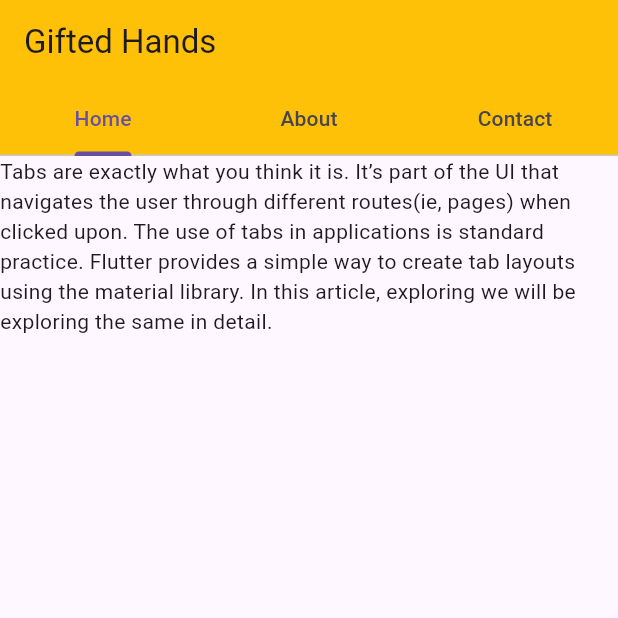
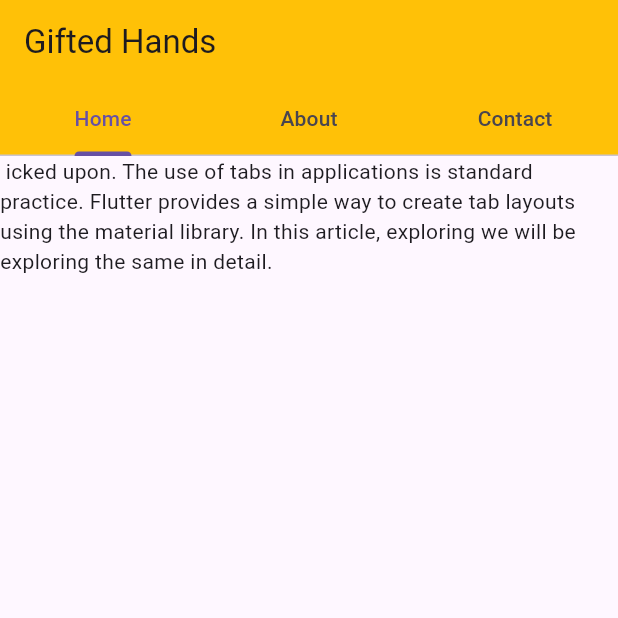
Before and after one commit to francis-codex/flutter_class-GH, a Flutter app: the screen it shows after launch, on a phone screen of 412 x 824 dp, the top half of it. Run offline on Flutter 3.47's test engine with Material 3 defaults, Android fonts, the phone set to English and light mode, and no system bars.

Commit message:
changed main.dart file

```diff
--- a/lib/main.dart
+++ b/lib/main.dart
@@ -26,8 +26,7 @@ Widget build(BuildContext context) {
       ),
       body: const TabBarView(
         children: [
-        Text('Tabs are exactly what you think it is. It’s part of the UI that navigates the user through different routes(ie, pages) when clicked upon. The use of tabs in applications is standard practice. Flutter provides a simple way to create tab layouts using the material library. In this article, exploring we will be exploring the same in detail.'),
-        Text('Tabs are exactly what you think it is. It’s part of the UI that navigates the user through different routes(ie, pages) when clicked upon. The use of tabs in applications is standard practice. Flutter provides a simple way to create tab layouts using the material library. In this article, exploring we will be exploring the same in detail.'),
+        Text(' icked upon. The use of tabs in applications is standard practice. Flutter provides a simple way to create tab layouts using the material library. In this article, exploring we will be exploring the same in detail.'),
         Text('Tabs are exactly what you think it is. It’s part of the UI that navigates the user through different routes(ie, pages) when clicked upon. The use of tabs in applications is standard practice. Flutter provides a simple way to create tab layouts using the material library. In this article, exploring we will be exploring the same in detail.'),
         ],
        ),
```
